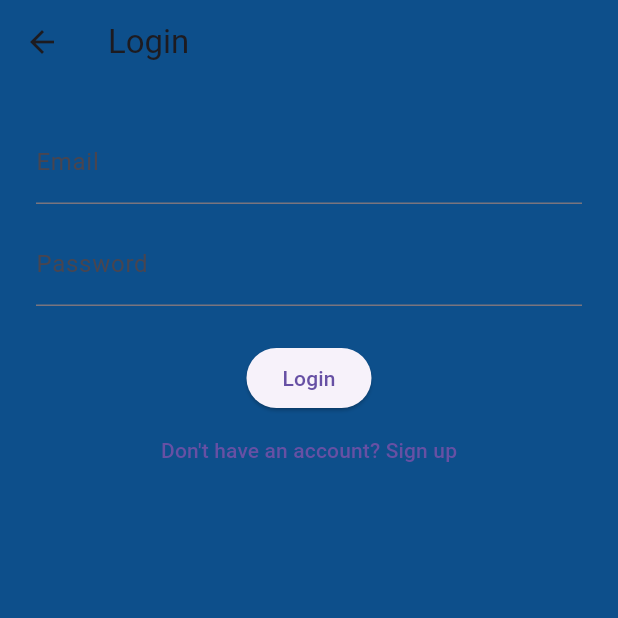
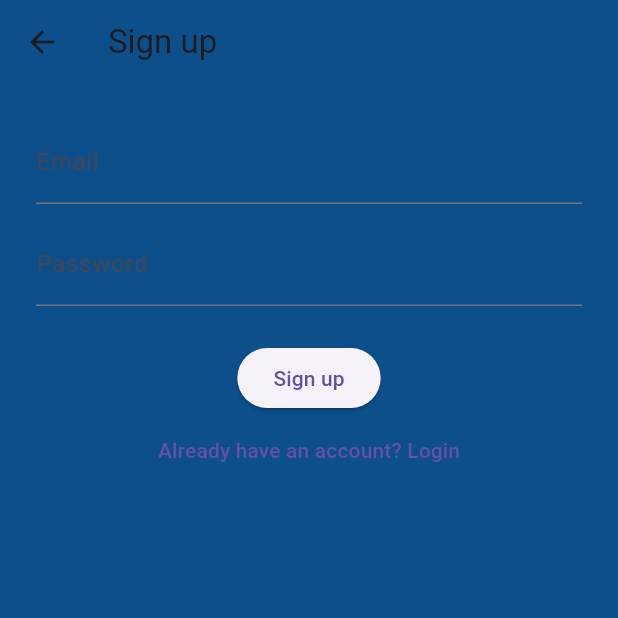
Before and after one commit to Begumdmrdv/vibescape_app, a Flutter app: the screen it shows after launch, after a tap on "Sign up", on a phone screen of 412 x 824 dp, the top half of it. Run offline on Flutter 3.47's test engine with Material 3 defaults, Android fonts, the phone set to English and light mode, and no system bars; our stand-ins replace firebase_auth, firebase_core, google_sign_in; accounts and stored records are empty.

Commit message:
Update login_screen.dart

```diff
--- a/lib/screens/login_screen.dart
+++ b/lib/screens/login_screen.dart
@@ -89,6 +89,8 @@ class LoginScreen extends StatelessWidget {
                     },
                   ),
 
+                  const SizedBox(height: 16),
+
                   _VibeButton(
                     icon: Icons.mail_outline,
                     text: 'Sign in with Email',
@@ -116,7 +118,7 @@ class LoginScreen extends StatelessWidget {
                           Navigator.push(
                             context,
                             MaterialPageRoute(
-                              builder: (_) => const EmailAuthScreen(), // email_auth_screen.dart
+                              builder: (_) => const EmailAuthScreen(isLogin: false), // email_auth_screen.dart
                             ),
                           );
                         },
```
